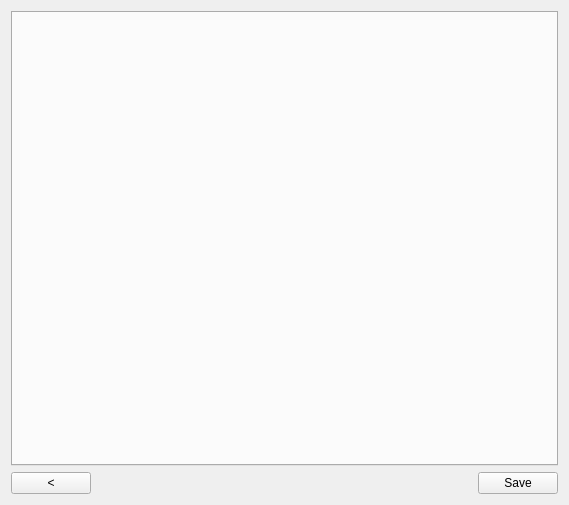
Old version of the form AYAYA/settingswidget.ui in the repository jkbz64/AYAYA.
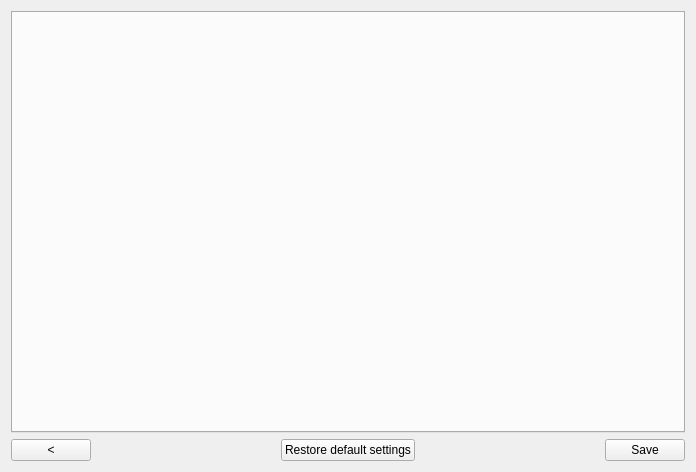
New version of the form.

Commit message: Implemented some part of PlayerSettings and added black bars when using vlc's keep aspect

What changed in the file:
```diff
--- a/AYAYA/settingswidget.ui
+++ b/AYAYA/settingswidget.ui
@@ -6,34 +6,14 @@
    <rect>
     <x>0</x>
     <y>0</y>
-    <width>569</width>
-    <height>505</height>
+    <width>696</width>
+    <height>472</height>
    </rect>
   </property>
   <property name="windowTitle">
    <string>Form</string>
   </property>
   <layout class="QGridLayout" name="gridLayout">
-   <item row="1" column="1">
-    <spacer name="m_spacer">
-     <property name="orientation">
-      <enum>Qt::Horizontal</enum>
-     </property>
-     <property name="sizeHint" stdset="0">
-      <size>
-       <width>40</width>
-       <height>20</height>
-      </size>
-     </property>
-    </spacer>
-   </item>
-   <item row="1" column="2">
-    <widget class="QPushButton" name="m_saveButton">
-     <property name="text">
-      <string>Save</string>
-     </property>
-    </widget>
-   </item>
    <item row="1" column="0">
     <widget class="QPushButton" name="m_exitButton">
      <property name="text">
@@ -41,9 +21,49 @@
      </property>
     </widget>
    </item>
-   <item row="0" column="0" colspan="3">
+   <item row="1" column="2">
+    <widget class="QPushButton" name="m_restoreDefaultsButton">
+     <property name="text">
+      <string>Restore default settings</string>
+     </property>
+    </widget>
+   </item>
+   <item row="1" column="3">
+    <spacer name="m_spacer">
+     <property name="orientation">
+      <enum>Qt::Horizontal</enum>
+     </property>
+     <property name="sizeHint" stdset="0">
+      <size>
+       <width>40</width>
+       <height>20</height>
+      </size>
+     </property>
+    </spacer>
+   </item>
+   <item row="1" column="4">
+    <widget class="QPushButton" name="m_saveButton">
+     <property name="text">
+      <string>Save</string>
+     </property>
+    </widget>
+   </item>
+   <item row="0" column="0" colspan="5">
     <widget class="QTabWidget" name="m_settingsTabs"/>
    </item>
+   <item row="1" column="1">
+    <spacer name="horizontalSpacer">
+     <property name="orientation">
+      <enum>Qt::Horizontal</enum>
+     </property>
+     <property name="sizeHint" stdset="0">
+      <size>
+       <width>40</width>
+       <height>20</height>
+      </size>
+     </property>
+    </spacer>
+   </item>
   </layout>
  </widget>
  <resources/>
```
The commit also changes 10 other files.
